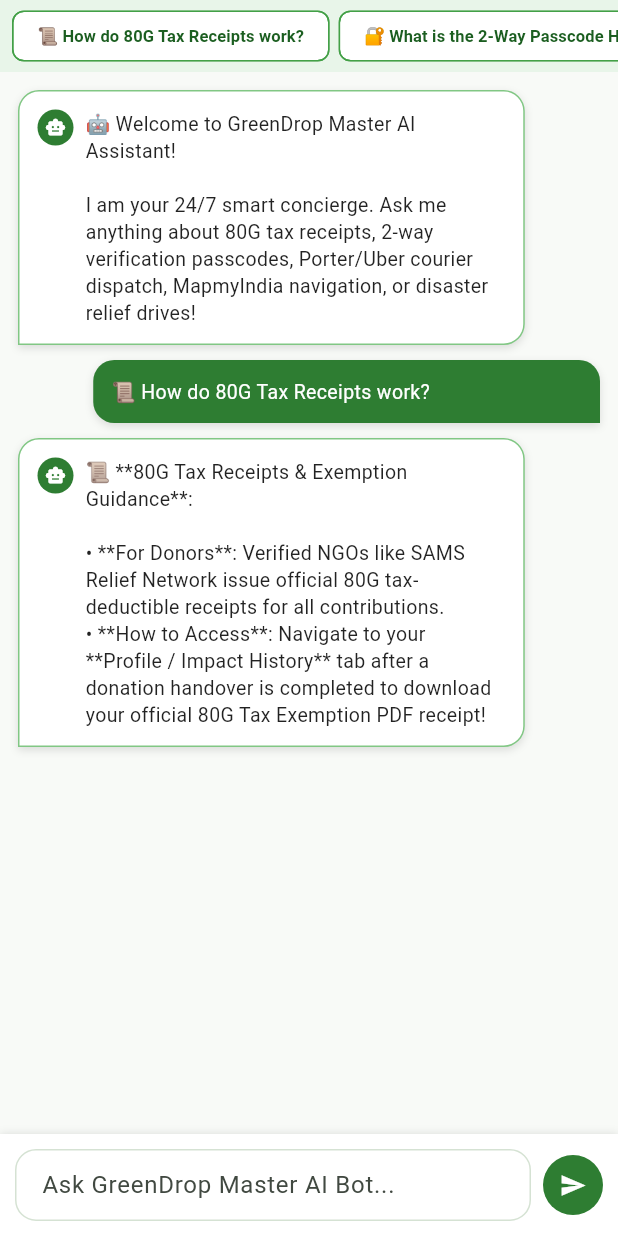
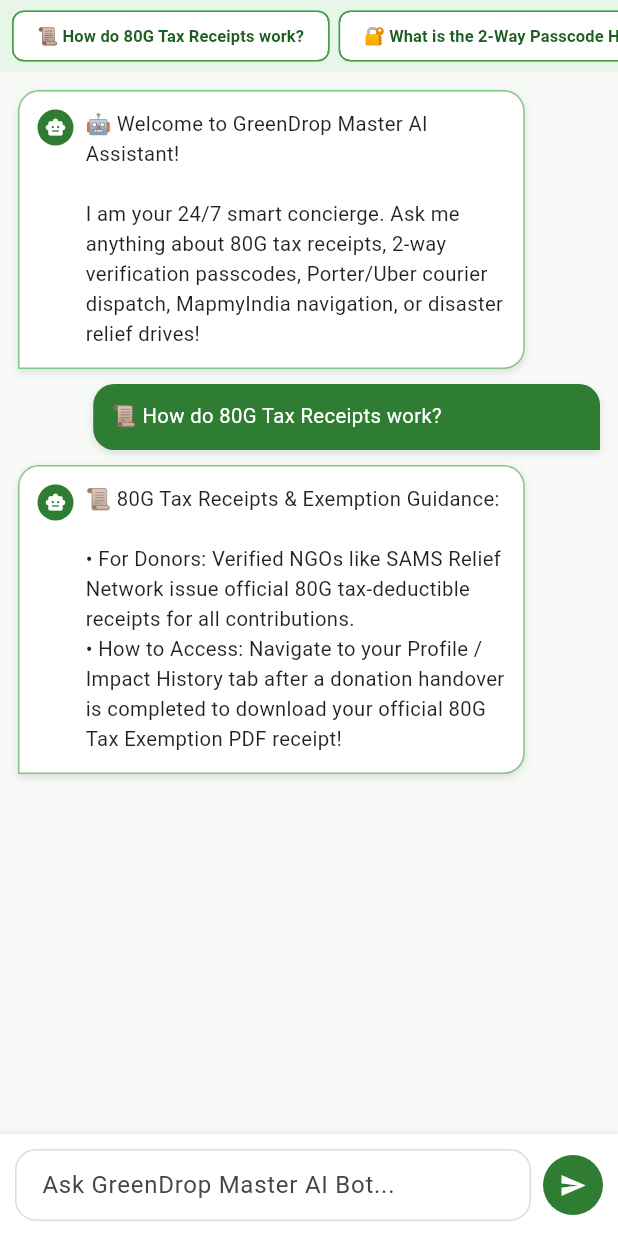
Before and after one commit to ShriramTambolkar/Pixel-Faber-Tech-Rush, a Flutter app: the ChatbotScreen widget shown alone on an empty page, opened directly, after a tap on "📜 How do 80G Tax Receipts work?", on a phone screen of 412 x 824 dp. Run offline on Flutter 3.47's test engine with Material 3 defaults, Android fonts, the phone set to English and light mode, and no system bars; our stand-ins replace flutter_local_notifications, flutter_map, image_picker, latlong2, qr_flutter; network calls fail.

Commit message:
Update Gemini API to Google Interactions API with gemini-3.6-flash and clean text formatting

```diff
--- a/greendrop-frontend/green_drop_frontend_v1/lib/screens/chatbot/chatbot_screen.dart
+++ b/greendrop-frontend/green_drop_frontend_v1/lib/screens/chatbot/chatbot_screen.dart
@@ -1,4 +1,6 @@
+import 'dart:convert';
 import 'package:flutter/material.dart';
+import '../../services/api_service.dart';
 
 class ChatbotScreen extends StatefulWidget {
   const ChatbotScreen({super.key});
@@ -29,6 +31,19 @@
     '📋 How to respond to NGO Demand Requests?',
   ];
 
+  Widget _buildFormattedText(String text, bool isBot) {
+    // Remove raw ** asterisks cleanly so no literal asterisks show on screen
+    final cleanText = text.replaceAll('**', '').replaceAll('*', '•');
+    return Text(
+      cleanText,
+      style: TextStyle(
+        color: isBot ? Colors.black87 : Colors.white,
+        fontSize: 13.5,
+        height: 1.45,
+      ),
+    );
+  }
+
   void _scrollToBottom() {
     WidgetsBinding.instance.addPostFrameCallback((_) {
       if (_scrollCtrl.hasClients) {
@@ -41,7 +56,7 @@
     });
   }
 
-  void _handleUserQuery(String text) {
+  Future<void> _handleUserQuery(String text) async {
     if (text.trim().isEmpty) return;
 
     final userQuery = text.trim();
@@ -50,12 +65,21 @@
     });
     _scrollToBottom();
 
+    // 1. Local fallback response
     String reply =
         "🤖 I am here to help solve every query! For specific account inquiries, feel free to reach our core support team at support@greendrop.org.";
 
     final q = userQuery.toLowerCase();
 
-    if (q.contains('tax') || q.contains('80g') || q.contains('receipt') || q.contains('exemption') || q.contains('deduction') || q.contains('12a')) {
+    if (q.contains('donor') || q.contains('how to use') || q.contains('guide') || q.contains('start') || q.contains('step') || q.contains('user')) {
+      reply =
+          "🙋 **How to Use GreenDrop as a Donor (Step-by-Step Guide)**:\n\n"
+          "1. **Post a Donation**: Tap the green **'+'** button at the bottom right. Upload photos, enter item details (clothes, books, food, electronics), and your pickup address.\n"
+          "2. **NGO Matching**: Verified local NGOs (like SAMS Relief Network) browse and request your item.\n"
+          "3. **Accept Request**: Tap **'Accept Request'** on your item card to safely reveal your address to the NGO and open 1-on-1 chat.\n"
+          "4. **2-Way Handshake at Pickup**: Tap **'QR Pass 🔑'** to see your 6-digit code. Show it to the NGO volunteer at your door. Once verified, tap **'Confirm & Complete Handover'**!\n"
+          "5. **Tax Receipt & Impact**: Download your official **80G Tax Exemption PDF** and watch your CO₂ Environmental Points increase live under Profile!";
+    } else if (q.contains('tax') || q.contains('80g') || q.contains('receipt') || q.contains('exemption') || q.contains('deduction') || q.contains('12a')) {
       reply =
           "📜 **80G Tax Receipts & Exemption Guidance**:\n\n• **For Donors**: Verified NGOs like SAMS Relief Network issue official 80G tax-deductible receipts for all contributions.\n• **How to Access**: Navigate to your **Profile / Impact History** tab after a donation handover is completed to download your official 80G Tax Exemption PDF receipt!";
     } else if (q.contains('courier') || q.contains('uber') || q.contains('porter') || q.contains('zepto') || q.contains('blinkit') || q.contains('dispatch') || q.contains('delivery')) {
@@ -67,9 +91,9 @@
     } else if (q.contains('map') || q.contains('mapmyindia') || q.contains('mappls') || q.contains('navigation') || q.contains('pin') || q.contains('route')) {
       reply =
           "🗺️ **In-App Interactive Map & Navigation**:\n\n• **Donor View**: Renders verified NGO Headquarters pins (SAMS Relief Network HQ in Kothrud, Pune).\n• **NGO View**: Renders accepted donor pickup markers & **Blue Polyline Driver Route Lines** connecting stops.\n• **In-App Pin Tapping**: Tap any pin to view address, contact phone, and route directions directly inside GreenDrop!";
-    } else if (q.contains('disaster') || q.contains('emergency') || q.contains('relief') || q.contains('flood') || q.contains('ticker')) {
+    } else if (q.contains('disaster') || q.contains('emergency') || q.contains('relief') || q.contains('flood') || q.contains('earthquake') || q.contains('crisis') || q.contains('rescue') || q.contains('ticker') || q.contains('ration')) {
       reply =
-          "🚨 **Emergency Disaster Relief Drives**:\n\n• **Emergency Broadcast**: NGOs in flood or crisis zones toggle **Disaster Relief Mode**.\n• **32px Dashboard Ticker**: A 32px emergency alert bar broadcasts across the top of the app feed so donors can offer instant support!";
+          "🚨 **Emergency Disaster Relief Drives & Ticker**:\n\n• **NGO Emergency Activation**: NGOs facing crisis situations (floods, earthquakes, fires) toggle **Disaster Relief Mode**.\n• **Top 32px Emergency Ticker**: Broadcasts a high-priority 32px alert banner across the top of every donor screen.\n• **Immediate Supplies Matching**: Donors can instantly match critical emergency items (rations, blankets, medical kits, clean water) for priority volunteer pickup!";
     } else if (q.contains('admin') || q.contains('document') || q.contains('deed') || q.contains('proof') || q.contains('trust')) {
       reply =
           "📄 **Admin Registration Document Verification**:\n\n• **For Admins**: Go to the Admin Dashboard or tap any NGO Profile.\n• **Legal Documents**: View all 3 NGO registration attachments (**Trust Deed Document**, **80G Tax Certificate**, and **12A Certificate**) to verify authenticity!";
@@ -82,13 +106,30 @@
     } else if (q.contains('zero') || q.contains('waste') || q.contains('recycle') || q.contains('upcycle') || q.contains('earth')) {
       reply =
           "♻️ **Zero-Waste Upcycling Routing**:\n\nItems tagged as *'Fair / Worn Out'* bypass standard feeds and route to Certified Zero-Waste Upcycling Hubs (textiles, e-waste, plastics) to earn **Earth Guardian Badges**!";
+    } else {
+      reply =
+          "🤖 **GreenDrop Master Guide**:\n\n"
+          "• **Donors**: Tap **'+'** to list unused items (clothes, books, food, toys), accept NGO requests, get 80G tax receipts, and view live CO₂ impact!\n"
+          "• **NGOs**: Browse donor items in Pune, request pickups, dispatch Porter/Uber couriers, and broadcast emergency disaster drives!\n"
+          "• **Handshake Security**: Use 6-digit verification codes for 100% safe doorstep collection!";
     }
 
-    Future.delayed(const Duration(milliseconds: 250), () {
-      if (!mounted) return;
-      setState(() => _messages.add({'sender': 'bot', 'text': reply}));
-      _scrollToBottom();
-    });
+    // 2. Attempt live Gemini API call from backend
+    try {
+      final res = await ApiService.post('/chatbot/gemini', {'prompt': userQuery});
+      if (res.statusCode == 200) {
+        final data = jsonDecode(res.body);
+        if (data['success'] == true && data['reply'] != null && data['reply'].toString().isNotEmpty) {
+          reply = data['reply'].toString();
+        }
+      }
+    } catch (_) {
+      // Clean silent fallback to expert local NLP engine if API key is not set
+    }
+
+    if (!mounted) return;
+    setState(() => _messages.add({'sender': 'bot', 'text': reply}));
+    _scrollToBottom();
   }
 
   @override
@@ -162,14 +203,7 @@
                         const SizedBox(width: 8),
                       ],
                       Expanded(
-                        child: Text(
-                          m['text'] ?? '',
-                          style: TextStyle(
-                            color: isBot ? Colors.black87 : Colors.white,
-                            fontSize: 13,
-                            height: 1.4,
-                          ),
-                        ),
+                        child: _buildFormattedText(m['text'] ?? '', isBot),
                       ),
                     ],
                   ),
```
Also changed, not shown: 2 other files.
